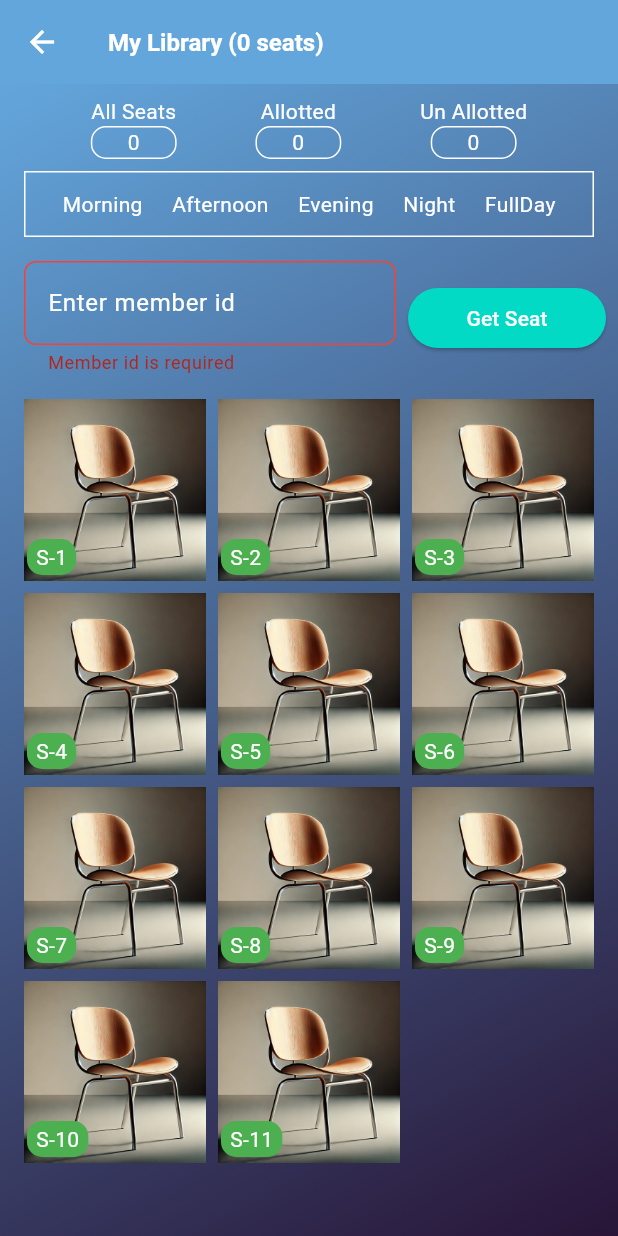
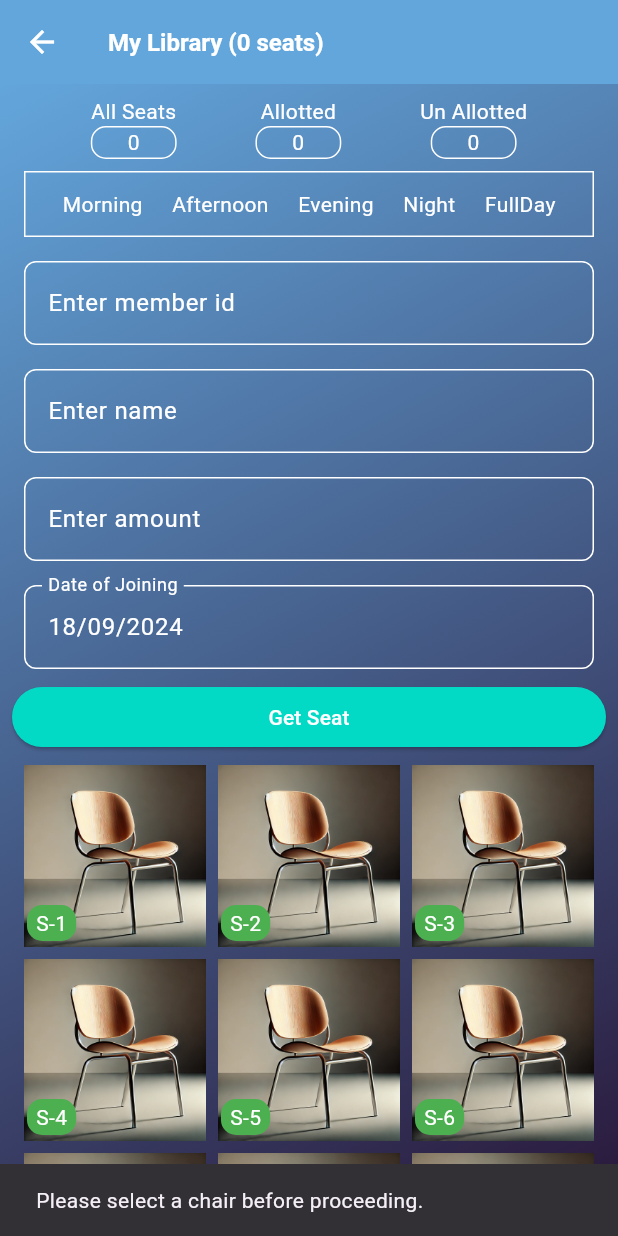
Before and after one commit to SUMITKRROY/my-library, a Flutter app: the BookSeats screen opened by its route, after a tap on "Get Seat", on a phone screen of 412 x 824 dp. Run offline on Flutter 3.47's test engine with Material 3 defaults, Android fonts, the phone set to English and light mode, and no system bars; our stand-ins replace bloc, equatable, flutter_bloc, flutter_screenutil, pdf, share_plus and 1 more; accounts and stored records are empty.

Commit message:
create a  pdf page

```diff
--- a/lib/database/table/seat_allotment_db.dart
+++ b/lib/database/table/seat_allotment_db.dart
@@ -4,15 +4,21 @@ import '../database_helper.dart';
 class SeatAllotment {
   static const String SEAT_ALLOTMENT = "SEAT_ALLOTMENT";
   static const String shift = "SHIFT";
+  static const String name = "Name";
+  static const String amount = "Amount";
   static const String memberId = "MEMBER_ID";
   static const String chairNo = "CHAIR_NO";
+  static const String dateOfJoining = "Date_Of_Joining";
   static const String memberStatus = "MemberStatus";
 
   static const String CREATE = '''
     CREATE TABLE IF NOT EXISTS $SEAT_ALLOTMENT (
     $memberId TEXT PRIMARY KEY,
+    $name TEXT DEFAULT '',
     $shift TEXT DEFAULT '',
     $chairNo TEXT DEFAULT '',
+    $amount TEXT DEFAULT '',
+    $dateOfJoining TEXT DEFAULT '',
     $memberStatus TEXT DEFAULT ''
     )
   ''';
@@ -57,18 +63,35 @@ class SeatAllotment {
     );
   }
 
+  Future<List<Map<String, dynamic>>> getInactiveMembers() async {
+    DatabaseHelper databaseHelper = DatabaseHelper();
+    final db = await databaseHelper.database;
+    return await db.query(
+      SEAT_ALLOTMENT,
+      where: '$memberStatus = ?',
+      whereArgs: ['inactive'], // Fetch only members with 'inactive' status
+    );
+  }
+
+
+  Future<void> updateMemberStatus({required String memberId}) async {
+    DatabaseHelper databaseHelper = DatabaseHelper();
+    final db = await databaseHelper.database;
+
+    try {
+      // Update the member status to 'inactive'
+      await db.update(
+        SEAT_ALLOTMENT,
+        {'$memberStatus': 'inactive'}, // Set the column name correctly to 'MemberStatus'
+        where: 'MEMBER_ID = ?', // Update where MEMBER_ID matches
+        whereArgs: [memberId], // Bind the memberId argument
+      );
+      print("Successfully updated member ID: $memberId to status: inactive");
+    } catch (e) {
+      print("Error updating member status: $e");
+    }
+  }
 
 
 
-  Future<void> updateMemberStatus(String memberId) async {
-    DatabaseHelper databaseHelper = DatabaseHelper();
-    final db = await databaseHelper.database;
-
-    await db.update(
-      SEAT_ALLOTMENT,
-      {memberStatus: 'inactive'},
-      where: '$memberId = ?',
-      whereArgs: [memberId],
-    );
-  }
 }
--- a/lib/main.dart
+++ b/lib/main.dart
@@ -2,10 +2,13 @@ import 'package:flutter/material.dart';
 import 'package:flutter/services.dart';
 import 'package:flutter_screenutil/flutter_screenutil.dart';
 import 'package:flutter_bloc/flutter_bloc.dart';
+import 'package:mylibrary/provider/member_details/member_details_bloc.dart';
 import 'package:mylibrary/provider/seat_allotment/getseat_bloc.dart';
 import 'package:mylibrary/route/pageroute.dart';
 import 'package:mylibrary/route/route_generater.dart';
 import 'package:mylibrary/utils/theme_changer.dart';
+
+import 'database/table/seat_allotment_db.dart';
 
 void main() {
   WidgetsFlutterBinding.ensureInitialized();
@@ -31,6 +34,7 @@ class MyApp extends StatelessWidget {
           BlocProvider(
             create: (context) => GetSeatBloc(), // Provide the GetSeatBloc
           ),
+          BlocProvider(create: (context) => MemberBloc(SeatAllotment())),
         ],
         child: MaterialApp(
           initialRoute: RoutePath.splash,
--- /dev/null
+++ b/lib/provider/member_details/member_details_event.dart
@@ -0,0 +1,26 @@
+import 'package:equatable/equatable.dart';
+
+abstract class MemberEvent extends Equatable {
+ const MemberEvent();
+
+ @override
+ List<Object> get props => [];
+}
+
+class FetchMembersEvent extends MemberEvent {
+ final int index;
+
+ const FetchMembersEvent(this.index);
+
+ @override
+ List<Object> get props => [index];
+}
+
+class UpdateMemberStatusEvent extends MemberEvent {
+ final String memberId;
+
+ const UpdateMemberStatusEvent(this.memberId);
+
+ @override
+ List<Object> get props => [memberId];
+}
--- /dev/null
+++ b/lib/provider/member_details/member_details_state.dart
@@ -0,0 +1,32 @@
+import 'package:equatable/equatable.dart';
+
+abstract class MemberState extends Equatable {
+  const MemberState();
+
+  @override
+  List<Object> get props => [];
+}
+
+class MemberInitial extends MemberState {}
+
+class MemberLoading extends MemberState {}
+
+class MemberSuccess extends MemberState {
+  final List<Map<String, dynamic>> members;
+
+  const MemberSuccess(this.members);
+
+  @override
+  List<Object> get props => [members];
+}
+
+class MemberFailure extends MemberState {
+  final String error;
+
+  const MemberFailure(this.error);
+
+  @override
+  List<Object> get props => [error];
+}
+
+class MemberUpdated extends MemberState {}
--- a/lib/provider/seat_allotment/getseat_bloc.dart
+++ b/lib/provider/seat_allotment/getseat_bloc.dart
@@ -30,7 +30,10 @@ class GetSeatBloc extends Bloc<GetSeatEvent, GetSeatState> {
         Map<String, dynamic> appDetailSet = {};
         appDetailSet[SeatAllotment.shift] = event.selectedShift;
         appDetailSet[SeatAllotment.memberId] = event.memberId;
+        appDetailSet[SeatAllotment.name] = event.name;
         appDetailSet[SeatAllotment.chairNo] = event.chairNo; // Storing the selected chair index
+        appDetailSet[SeatAllotment.amount] = event.amount;
+        appDetailSet[SeatAllotment.dateOfJoining] = event.dateOfJoining;
         appDetailSet[SeatAllotment.memberStatus] = 'Active';
         await SeatAllotment().insert(appDetailSet);
         emit(GetSeatSuccess());  // Emit success state if the insertion was successful
--- a/lib/provider/seat_allotment/getseat_event.dart
+++ b/lib/provider/seat_allotment/getseat_event.dart
@@ -3,21 +3,25 @@ part of 'getseat_bloc.dart';
 @immutable
 sealed class GetSeatEvent {}
 
-class GetSeatSuccessEvent extends GetSeatEvent {
-
-}
+class GetSeatSuccessEvent extends GetSeatEvent {}
 
 class InsertSeatEvent extends GetSeatEvent {
   final String selectedShift;
   final String memberId;
+  final String name;
   final String chairNo;
+  final String amount;
+  final String dateOfJoining;
   final String memberStatus;
 
   // Constructor with required parameters
   InsertSeatEvent({
     required this.selectedShift,
     required this.memberId,
+    required this.name,
     required this.chairNo,
+    required this.amount,
+    required this.dateOfJoining,
     required this.memberStatus,
   });
 }
--- a/lib/route/pageroute.dart
+++ b/lib/route/pageroute.dart
@@ -7,5 +7,6 @@ class RoutePath {
   static const String memberScreen = "/memberScreen";
   static const String bookSeats = "/bookSeats";
   static const String register = "/register";
+  static const String pdfPage = "/PdfPage";
 
 }
--- a/lib/route/route_generater.dart
+++ b/lib/route/route_generater.dart
@@ -6,6 +6,7 @@ import 'package:mylibrary/view/member.dart';
 import 'package:mylibrary/view/verifyOtp.dart';
 
 import '../splash.dart';
+import '../view/admin.dart';
 import '../view/register_screen.dart';
 import '../view/seat_Allotment.dart';
 
@@ -57,6 +58,11 @@ class MyRoutes {
       case RoutePath.register:
         return MaterialPageRoute(
           builder: (_) => RegisterScreen(),
+        );
+
+        case RoutePath.pdfPage:
+        return MaterialPageRoute(
+          builder: (_) => PdfPage(),
         );
     //
     // /// Terms Screen
--- a/lib/utils/utils.dart
+++ b/lib/utils/utils.dart
@@ -3,6 +3,7 @@ import 'dart:developer';
 
 import 'package:flutter/material.dart';
 import 'package:flutter_screenutil/flutter_screenutil.dart';
+import 'package:intl/intl.dart';
 
 class Utils {
   //dialog
@@ -16,6 +17,11 @@ class Utils {
   //     ),
   //   );
   // }
+
+  static String getFormattedDate(DateTime date) {
+    final DateFormat formatter = DateFormat('dd/MM/yyyy'); // Customize the format
+    return formatter.format(date);
+  }
 
   static showDialogBox({
     required BuildContext context,
--- a/lib/view/seat_Allotment.dart
+++ b/lib/view/seat_Allotment.dart
@@ -6,11 +6,11 @@ import 'package:mylibrary/component/myText.dart';
 import 'package:mylibrary/component/myTextForm.dart';
 import 'package:mylibrary/component/mybutton.dart';
 import 'package:mylibrary/database/table/seat_allotment_db.dart';
+import 'package:mylibrary/database/table/user_profile_db.dart';
 import 'package:mylibrary/provider/seat_allotment/getseat_bloc.dart';
 import 'package:mylibrary/route/pageroute.dart';
 import 'package:mylibrary/utils/utils.dart';
-import '../database/table/user_profile_db.dart';
-import '../utils/image.dart';
+import 'package:mylibrary/utils/image.dart';
 
 class BookSeats extends StatefulWidget {
   final String totalSeats;
@@ -28,6 +28,9 @@ class _BookSeatsState extends State<BookSeats> {
   late int _selectedChairIndex;
   final _formKey = GlobalKey<FormState>();
   final TextEditingController _memberIdController = TextEditingController();
+  final TextEditingController _nameController = TextEditingController();
+  final TextEditingController _amountController = TextEditingController();
+  final TextEditingController _dateOfJoiningController = TextEditingController();
   int _selectedPeriodIndex = -1; // To keep track of the selected period index
   Map<String, dynamic> appDetailSet = {};
   int _totalMembers = 0; // To hold the total number of members
@@ -37,12 +40,16 @@ class _BookSeatsState extends State<BookSeats> {
   void initState() {
     super.initState();
     _selectedChairIndex = -1; // No chair selected initially
+    _dateOfJoiningController.text = Utils.getFormattedDate(DateTime.now()); // Set today's date
     _fetchTotalMembers();
   }
 
   @override
   void dispose() {
     _memberIdController.dispose();
+    _nameController.dispose();
+    _amountController.dispose();
+    _dateOfJoiningController.dispose();
     super.dispose();
   }
 
@@ -124,67 +131,39 @@ class _BookSeatsState extends State<BookSeats> {
                         ),
                       ),
                     ),
+                    _buildTextFormField(_memberIdController, "Enter member id"),
+                    _buildTextFormField(_nameController, "Enter name"),
+                    _buildTextFormField(_amountController, "Enter amount"),
+                    _buildTextFormField(_dateOfJoiningController, "Date of Joining", enabled: false),
                     Row(
                       mainAxisAlignment: MainAxisAlignment.spaceEvenly,
                       children: [
                         Expanded(
-                          flex: 2,
-                          child: Padding(
-                            padding: const EdgeInsets.all(8.0),
-                            child: TextFormField(
-                              controller: _memberIdController,
-                              decoration: InputDecoration(
-                                labelText: "Enter member id",
-                                labelStyle: TextStyle(color: Colors.white),
-                                filled: true,
-                                fillColor: Colors.transparent,
-                                enabledBorder: OutlineInputBorder(
-                                  borderSide: BorderSide(color: Colors.white),
-                                  borderRadius: BorderRadius.circular(8.0),
-                                ),
-                                focusedBorder: OutlineInputBorder(
-                                  borderSide: BorderSide(color: Colors.white),
-                                  borderRadius: BorderRadius.circular(8.0),
-                                ),
-                                errorBorder: OutlineInputBorder(
-                                  borderSide: BorderSide(color: Colors.red),
-                                  borderRadius: BorderRadius.circular(8.0),
-                                ),
-                                focusedErrorBorder: OutlineInputBorder(
-                                  borderSide: BorderSide(color: Colors.red),
-                                  borderRadius: BorderRadius.circular(8.0),
-                                ),
-                                disabledBorder: OutlineInputBorder(
-                                  borderSide: BorderSide(color: Colors.white),
-                                  borderRadius: BorderRadius.circular(8.0),
-                                ),
-                              ),
-                              validator: (String? value) {
-                                if (value == null || value.isEmpty) {
-                                  return "Member id is required";
-                                }
-                                return null;
-                              },
-                              style: TextStyle(color: Colors.white),
-                            ),
-                          ),
-                        ),
-                        Expanded(
                           child: ElevatedButton(
                             onPressed: () async {
-                              if (_formKey.currentState!.validate()) {
+                              if (_selectedChairIndex == -1) {
+                                ScaffoldMessenger.of(context).showSnackBar(
+                                  SnackBar(
+                                    content: Text('Please select a chair before proceeding.'),
+                                  ),
+                                );
+                              } else if (_formKey.currentState!.validate()) {
                                 context.read<GetSeatBloc>().add(
                                   InsertSeatEvent(
                                     selectedShift: _getShiftLabel(_selectedPeriodIndex),
                                     memberId: _memberIdController.text.trim(),
                                     chairNo: "S-${_selectedChairIndex + 1}",
                                     memberStatus: 'Active',
+                                    name: _nameController.text.trim(),
+                                    amount: _amountController.text.trim(),
+                                    dateOfJoining: _dateOfJoiningController.text.trim(),
                                   ),
                                 );
                               }
                             },
                             child: MyText(label: "Get Seat"),
                           ),
+
                         ),
                       ],
                     ),
@@ -258,6 +237,49 @@ class _BookSeatsState extends State<BookSeats> {
     );
   }
 
+  Widget _buildTextFormField(TextEditingController controller, String label, {bool enabled = true}) {
+    return Padding(
+      padding: const EdgeInsets.all(8.0),
+      child: TextFormField(
+        controller: controller,
+        enabled: enabled,
+        decoration: InputDecoration(
+          labelText: label,
+          labelStyle: TextStyle(color: Colors.white),
+          filled: true,
+          fillColor: Colors.transparent,
+          enabledBorder: OutlineInputBorder(
+            borderSide: BorderSide(color: Colors.white),
+            borderRadius: BorderRadius.circular(8.0),
+          ),
+          focusedBorder: OutlineInputBorder(
+            borderSide: BorderSide(color: Colors.white),
+            borderRadius: BorderRadius.circular(8.0),
+          ),
+          errorBorder: OutlineInputBorder(
+            borderSide: BorderSide(color: Colors.red),
+            borderRadius: BorderRadius.circular(8.0),
+          ),
+          focusedErrorBorder: OutlineInputBorder(
+            borderSide: BorderSide(color: Colors.red),
+            borderRadius: BorderRadius.circular(8.0),
+          ),
+          disabledBorder: OutlineInputBorder(
+            borderSide: BorderSide(color: Colors.white),
+            borderRadius: BorderRadius.circular(8.0),
+          ),
+        ),
+        validator: (String? value) {
+          if (value == null || value.isEmpty) {
+            return "$label is required";
+          }
+          return null;
+        },
+        style: TextStyle(color: Colors.white),
+      ),
+    );
+  }
+
   Widget _buildPeriodButton(int index, String label) {
     return GestureDetector(
       onTap: () {
```
Also changed, not shown: lib/provider/member_details/member_details_bloc.dart (added, +45 -0 lines), lib/utils/pdf_generate.dart (added, +38 -0 lines), lib/view/admin.dart (added, +27 -0 lines), lib/view/home_screen.dart (+8 -0 lines), lib/view/member.dart (+50 -62 lines), pubspec.yaml (+7 -0 lines), pubspec.lock, 6 other files.
